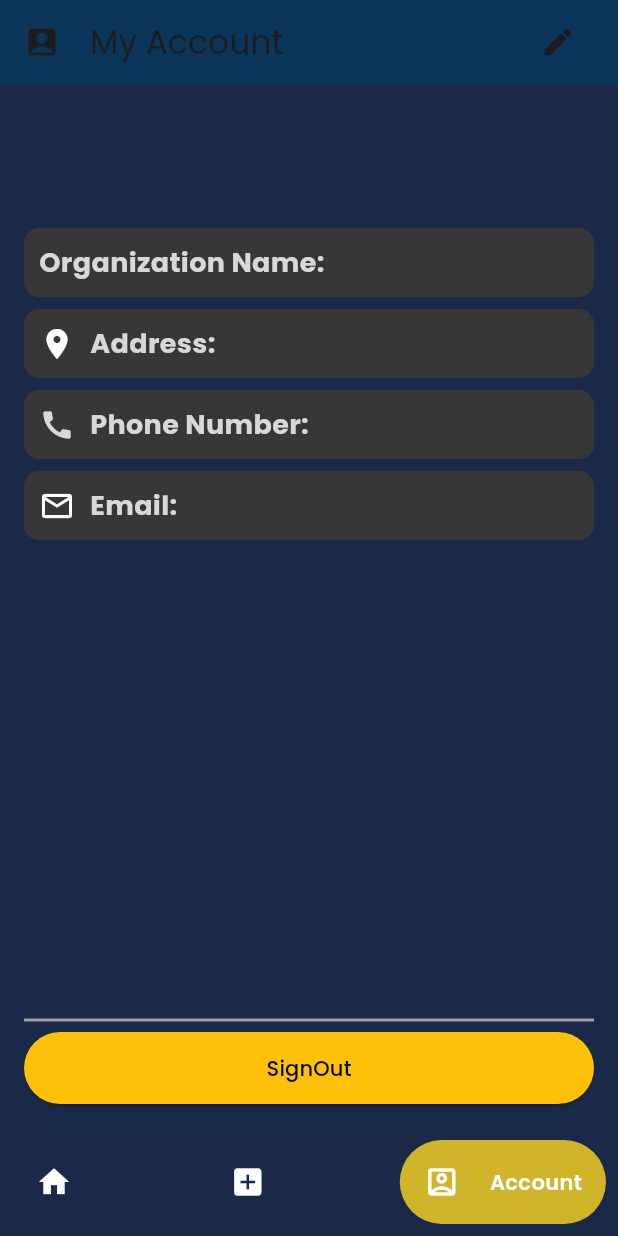
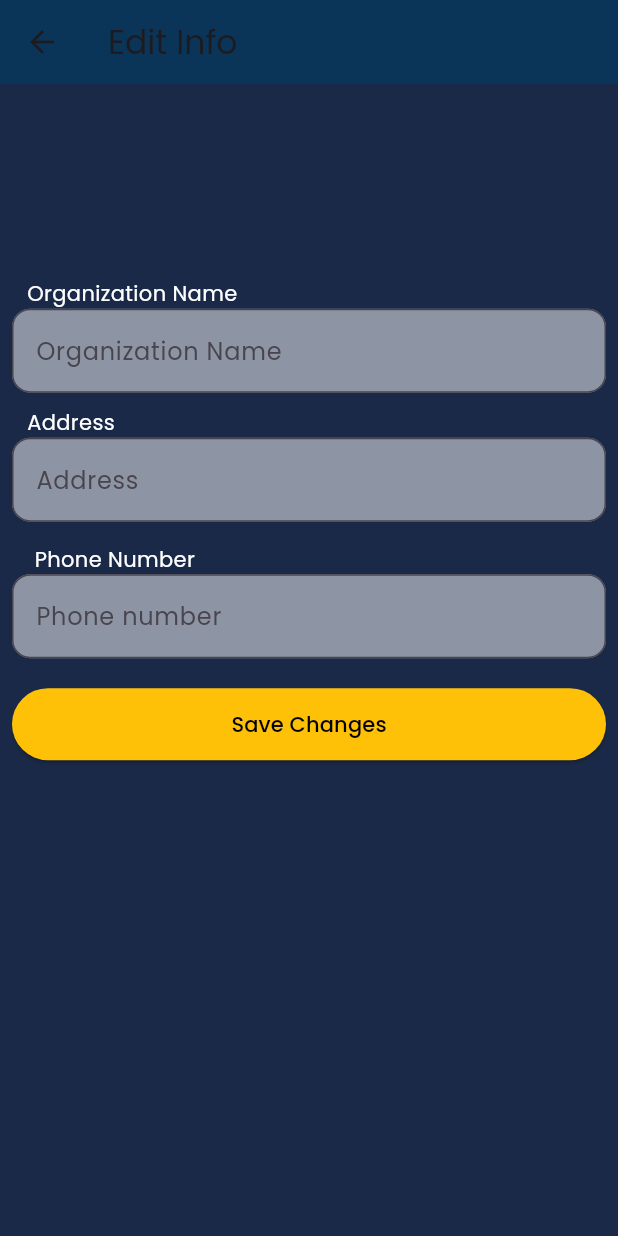
Before and after one commit to Sahan-g/FoodSharingApp, a Flutter app: the MainPage screen opened directly, item 3 of the bottom bar chosen, after a tap on the "edit" icon, on a phone screen of 412 x 824 dp. Run offline on Flutter 3.47's test engine with Material 3 defaults, Android fonts, the light colour scheme and no system bars; drawn by our look-alikes of google_nav_bar; our stand-ins replace cloud_firestore, firebase_auth, firebase_core; missing offline and left inert: dart:ffi; accounts and stored records are empty; network calls fail.

Commit message:
acoount info

```diff
--- a/lib/Auth/main_page.dart
+++ b/lib/Auth/main_page.dart
@@ -2,7 +2,6 @@ import 'package:firebase_auth/firebase_auth.dart';
 import 'package:flutter/material.dart';
 import 'package:foodsharingplatform/Auth/auth_page.dart';
 import 'package:foodsharingplatform/pages/home_page.dart';
-import 'package:foodsharingplatform/pages/login_page.dart';
 
 class MainPage extends StatelessWidget {
   const MainPage({super.key});
@@ -16,7 +15,7 @@ class MainPage extends StatelessWidget {
         if (snapshot.hasData) {
           return HomePage();
         } else {
-          return AuthPage();
+          return const AuthPage();
         }
       },
     ));
--- a/lib/pages/account_tab.dart
+++ b/lib/pages/account_tab.dart
@@ -1,11 +1,14 @@
 import 'package:cloud_firestore/cloud_firestore.dart';
 import 'package:firebase_auth/firebase_auth.dart';
 import 'package:flutter/material.dart';
+import 'package:foodsharingplatform/Auth/main_page.dart';
 import 'package:foodsharingplatform/models/charity_home.dart';
+import 'package:foodsharingplatform/pages/edit_account_page.dart';
+import 'package:foodsharingplatform/pages/login_page.dart';
 import 'package:foodsharingplatform/styles/app_colors.dart';
 
 class AccountTab extends StatefulWidget {
-  const AccountTab({Key? key});
+  const AccountTab({super.key});
 
   @override
   State<AccountTab> createState() => _AccountTabState();
@@ -45,18 +48,25 @@ class _AccountTabState extends State<AccountTab> {
       appBar: AppBar(
         title: Row(
           children: [
-            Icon(Icons.account_box),
-            SizedBox(
+            const Icon(Icons.account_box),
+            const SizedBox(
               width: 20,
             ),
             const Text(
               'My Account',
             ),
-            Expanded(
+            const Expanded(
                 child: SizedBox(
               child: null,
             )),
-            IconButton(onPressed: () {}, icon: const Icon(Icons.edit))
+            IconButton(
+                onPressed: () {
+                  Navigator.push(
+                      context,
+                      MaterialPageRoute(
+                          builder: (context) => const EditAccount()));
+                },
+                icon: const Icon(Icons.edit))
           ],
         ),
         backgroundColor: const Color.fromARGB(255, 10, 53, 88),
@@ -77,7 +87,7 @@ class _AccountTabState extends State<AccountTab> {
               return Column(
                 crossAxisAlignment: CrossAxisAlignment.start,
                 children: [
-                  SizedBox(
+                  const SizedBox(
                     height: 80,
                   ),
                   Container(
@@ -199,7 +209,11 @@ class _AccountTabState extends State<AccountTab> {
                     child: ElevatedButton(
                       onPressed: () async {
                         await _auth.signOut();
-                        Navigator.of(context).pop();
+                        Navigator.pushReplacement(
+                          context,
+                          MaterialPageRoute(
+                              builder: (context) => const MainPage()),
+                        );
                       },
                       style: ElevatedButton.styleFrom(
                         backgroundColor: Colors.amber,
--- /dev/null
+++ b/lib/pages/edit_account_page.dart
@@ -0,0 +1,189 @@
+import 'package:cloud_firestore/cloud_firestore.dart';
+import 'package:firebase_auth/firebase_auth.dart';
+import 'package:flutter/material.dart';
+import 'package:foodsharingplatform/models/charity_home.dart';
+import 'package:foodsharingplatform/styles/app_colors.dart';
+
+class EditAccount extends StatefulWidget {
+  const EditAccount({super.key});
+
+  @override
+  State<EditAccount> createState() => _EditAccountState();
+}
+
+class _EditAccountState extends State<EditAccount> {
+  final _nameController = TextEditingController();
+  final _addressController = TextEditingController();
+  final _phoneController = TextEditingController();
+  late Future<CharityHome> charityFuture;
+
+  Future<CharityHome> getDetails() async {
+    QuerySnapshot snapshot = await FirebaseFirestore.instance
+        .collection('CharityUser')
+        .where('username',
+            isEqualTo: FirebaseAuth.instance.currentUser!.email.toString())
+        .get();
+    var obj = snapshot.docs[0];
+    _nameController.text = obj['organizationName'];
+    _addressController.text = obj['address'];
+    _phoneController.text = obj['phoneNo'];
+    return CharityHome(
+        id: obj.id,
+        username: obj['username'],
+        password: " ",
+        email: obj['username'],
+        address: obj['address'],
+        phone: obj['phoneNo'],
+        name: obj['organizationName'],
+        imageUrl: ' ');
+  }
+
+  @override
+  void initState() {
+    super.initState();
+
+    charityFuture = getDetails();
+  }
+
+  @override
+  Widget build(BuildContext context) {
+    return Scaffold(
+      appBar: AppBar(
+        title: const Text(
+          'Edit Info',
+        ),
+        backgroundColor: const Color.fromARGB(255, 10, 53, 88),
+      ),
+      body: SingleChildScrollView(
+        child: SizedBox(
+          height: MediaQuery.of(context).size.height,
+          child: Padding(
+            padding: const EdgeInsets.all(8.0),
+            child: Column(
+              crossAxisAlignment: CrossAxisAlignment.start,
+              children: [
+                const Spacer(
+                  flex: 1,
+                ),
+                const Row(
+                  children: [
+                    SizedBox(
+                      width: 10,
+                    ),
+                    Text(
+                      "Organization Name",
+                      style: TextStyle(
+                          color: AppColors.white, fontFamily: 'Poppins'),
+                    ),
+                  ],
+                ),
+                TextField(
+                  textAlign: TextAlign.left,
+                  controller: _nameController,
+                  decoration: InputDecoration(
+                    hintText: "Organization Name",
+                    border: const OutlineInputBorder(
+                      borderRadius: BorderRadius.all(Radius.circular(12)),
+                    ),
+                    filled: true,
+                    fillColor: Colors.white.withOpacity(0.5),
+                  ),
+                ),
+                const SizedBox(
+                  height: 10,
+                ),
+                const Row(
+                  children: [
+                    SizedBox(
+                      width: 10,
+                    ),
+                    Text(
+                      "Address",
+                      style: TextStyle(color: AppColors.white),
+                    ),
+                  ],
+                ),
+                TextField(
+                  controller: _addressController,
+                  decoration: InputDecoration(
+                    hintText: "Address",
+                    border: const OutlineInputBorder(
+                      borderRadius: BorderRadius.all(Radius.circular(12)),
+                    ),
+                    filled: true,
+                    fillColor: Colors.white.withOpacity(0.5),
+                  ),
+                ),
+                const SizedBox(
+                  height: 15,
+                ),
+                const Row(
+                  children: [
+                    SizedBox(
+                      width: 15,
+                    ),
+                    Text(
+                      "Phone Number",
+                      style: TextStyle(color: AppColors.white),
+                    ),
+                  ],
+                ),
+                TextField(
+                  keyboardType: TextInputType.number,
+                  controller: _phoneController,
+                  decoration: InputDecoration(
+                    hintText: "Phone number",
+                    border: const OutlineInputBorder(
+                      borderRadius: BorderRadius.all(Radius.circular(12)),
+                    ),
+                    filled: true,
+                    fillColor: Colors.white.withOpacity(0.5),
+                  ),
+                ),
+                const SizedBox(
+                  height: 20,
+                ),
+                SizedBox(
+                  width: double.infinity,
+                  height: 48,
+                  child: ElevatedButton(
+                    onPressed: () => {
+                      editUserInfo(_addressController.text,
+                          _phoneController.text, _nameController.text),
+                      Navigator.pop(context)
+                    },
+                    style: ElevatedButton.styleFrom(
+                      backgroundColor: Colors.amber,
+                      foregroundColor: Colors.black,
+                    ),
+                    child: const Text("Save Changes"),
+                  ),
+                ),
+                const Spacer(
+                  flex: 3,
+                ),
+                SizedBox(
+                  height: MediaQuery.of(context).viewInsets.bottom,
+                )
+              ],
+            ),
+          ),
+        ),
+      ),
+    );
+  }
+
+  Future<void> editUserInfo(String address, String phone, String name) async {
+    QuerySnapshot<Map<String, dynamic>> docs = await FirebaseFirestore.instance
+        .collection('CharityUser')
+        .where('username', isEqualTo: FirebaseAuth.instance.currentUser!.email)
+        .get();
+
+    if (docs.docs.isNotEmpty) {
+      DocumentReference ref = docs.docs.first.reference;
+
+      await ref.update(
+          {'address': address, 'phoneNo': phone, 'organizationName': name});
+    }
+  }
+}
--- a/lib/pages/login_page.dart
+++ b/lib/pages/login_page.dart
@@ -1,7 +1,6 @@
 import 'package:firebase_auth/firebase_auth.dart';
-import 'package:firebase_core/firebase_core.dart';
+
 import 'package:flutter/material.dart';
-import 'package:foodsharingplatform/pages/home_page.dart';
 
 class LoginPage extends StatefulWidget {
   final VoidCallback showRegisterPage;
@@ -21,7 +20,7 @@ class _LoginPageState extends State<LoginPage> {
           email: _emailController.text.trim(),
           password: _passWordController.text.trim());
     } catch (e) {
-      final snackBar = SnackBar(
+      const snackBar = SnackBar(
         content: Text("Sign-in failed plase check your Email and Password"),
         duration: Duration(seconds: 3),
       );
@@ -32,7 +31,6 @@ class _LoginPageState extends State<LoginPage> {
 
   @override
   void dispose() {
-    // TODO: implement dispose
     _emailController.dispose();
     _passWordController.dispose();
     super.dispose();
```
